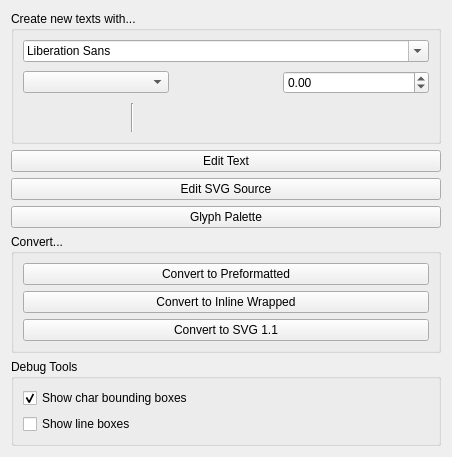
First picture: the form in plugins/tools/svgtexttool/WdgSvgTextOptionWidget.ui, repository KDE/krita, before the edit.
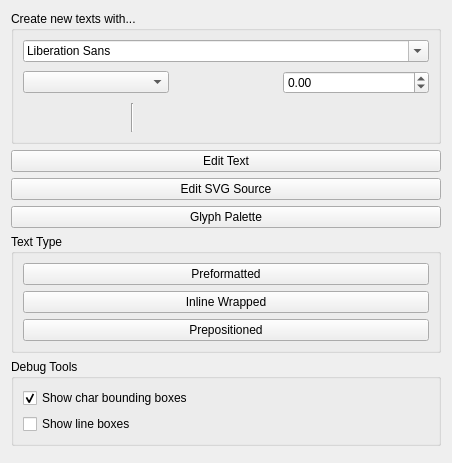
Second picture: the form after the edit. Icons and pictures are not drawn.

Commit message:
Make convert text type controllable via a button group.
This introduced text type as something that can be identified for
a given KoSvgTextShape.

```diff
--- a/plugins/tools/svgtexttool/WdgSvgTextOptionWidget.ui
+++ b/plugins/tools/svgtexttool/WdgSvgTextOptionWidget.ui
@@ -11,7 +11,7 @@
     <x>0</x>
     <y>0</y>
     <width>452</width>
-    <height>435</height>
+    <height>463</height>
    </rect>
   </property>
   <layout class="QGridLayout" name="gridLayout">
@@ -336,27 +336,36 @@
    <item row="4" column="0">
     <widget class="QGroupBox" name="groupBoxConvert">
      <property name="title">
-      <string>Convert...</string>
+      <string>Text Type</string>
      </property>
      <layout class="QVBoxLayout" name="verticalLayout_3">
       <item>
        <widget class="QPushButton" name="convertPreFormatBtn">
         <property name="text">
-         <string>Convert to Preformatted</string>
+         <string>Preformatted</string>
+        </property>
+        <property name="checkable">
+         <bool>true</bool>
         </property>
        </widget>
       </item>
       <item>
        <widget class="QPushButton" name="convertInlineBtn">
         <property name="text">
-         <string>Convert to Inline Wrapped</string>
+         <string>Inline Wrapped</string>
+        </property>
+        <property name="checkable">
+         <bool>true</bool>
         </property>
        </widget>
       </item>
       <item>
        <widget class="QPushButton" name="convertToSvg1_1">
         <property name="text">
-         <string>Convert to SVG 1.1</string>
+         <string>Prepositioned</string>
+        </property>
+        <property name="checkable">
+         <bool>true</bool>
         </property>
        </widget>
       </item>
```
The commit also changes 6 other files.
